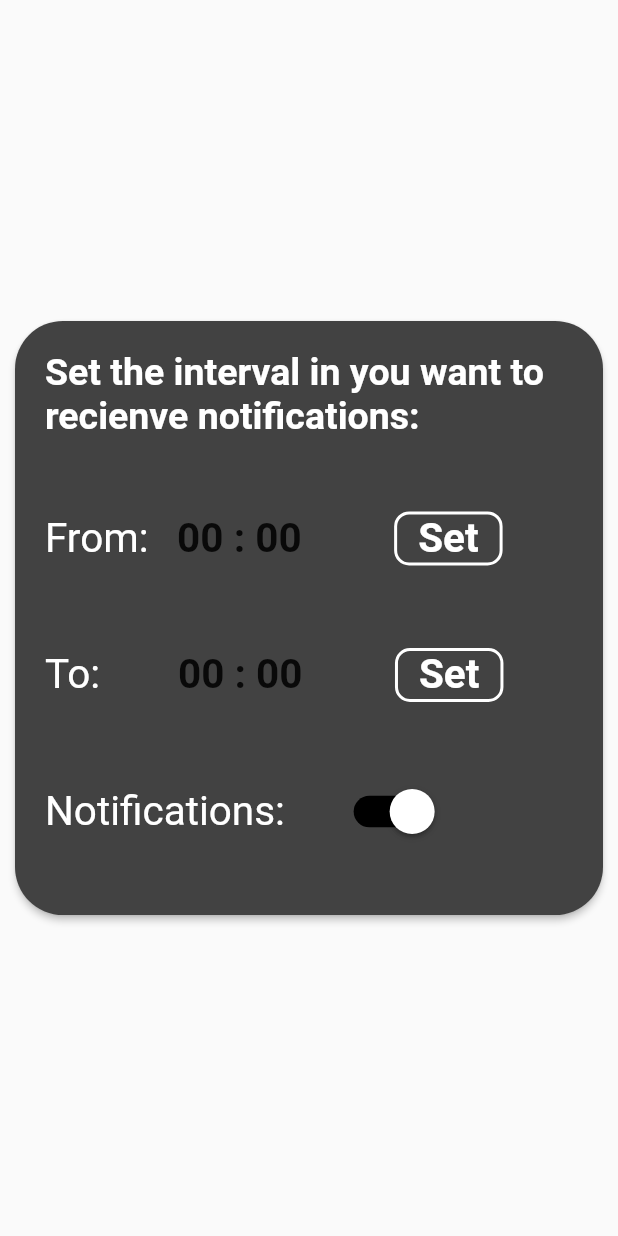
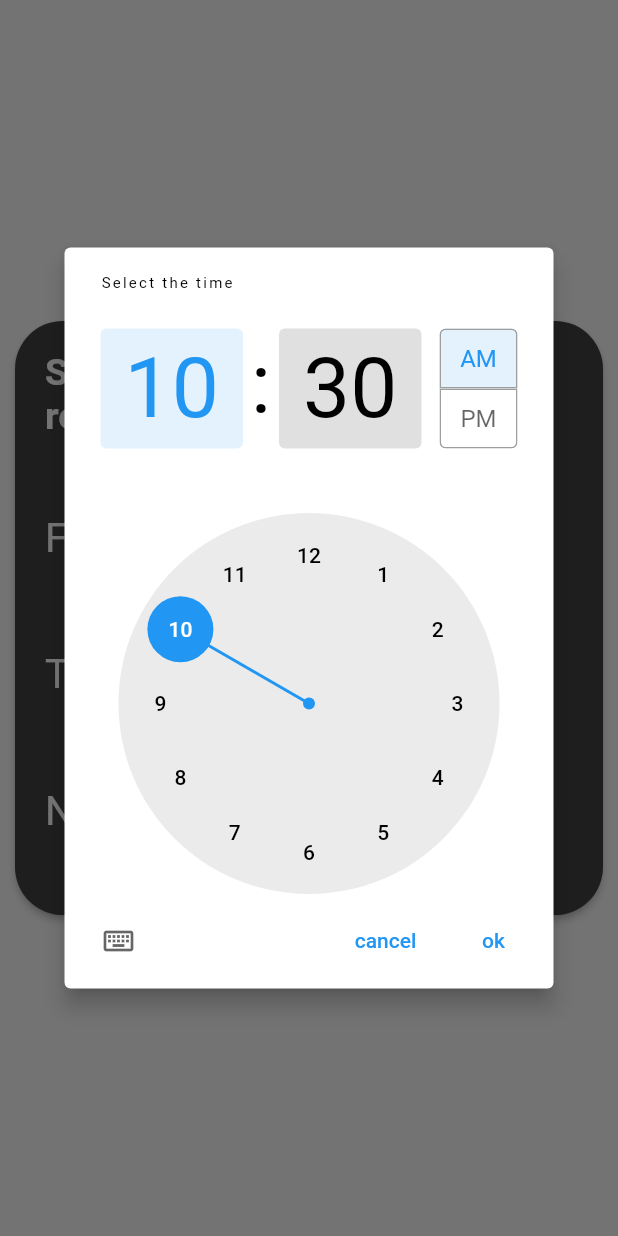
Before and after one commit to lonelygamer01/Stay_in_Shape, a Flutter app: the WaterNotificationPopupCard widget shown alone on an empty page, opened directly, after a tap on "Set", on a phone screen of 412 x 824 dp. Run offline on Flutter 3.47's test engine with Material 2 defaults, Android fonts, the phone set to English and light mode, and no system bars; our stand-ins replace animated_text_kit.

Commit message:
updated timepicker

```diff
--- a/lib/Popup_and_Notification.dart
+++ b/lib/Popup_and_Notification.dart
@@ -120,12 +120,14 @@ class _WaterNotificationPopupCardState
                           color: Colors.white,
                         )),
                     SizedBox(width: width * 0.03),
-                    Text('00 : 00',
+                    Text("${selectedTime.hour}:${selectedTime.minute}",
                         style: TextStyle(
                             fontSize: 27, fontWeight: FontWeight.bold)),
                     SizedBox(width: width * 0.15),
                     OutlinedButton(
-                      onPressed: () {},
+                      onPressed: () {
+                        _selectTime(context);
+                      },
                       style: OutlinedButton.styleFrom(
                           shape: RoundedRectangleBorder(
                               borderRadius: BorderRadius.circular(10)),
@@ -152,12 +154,14 @@ class _WaterNotificationPopupCardState
                           color: Colors.white,
                         )),
                     SizedBox(width: width * 0.11),
-                    Text('00 : 00',
+                    Text("${selectedTime.hour}:${selectedTime.minute}",
                         style: TextStyle(
                             fontSize: 27, fontWeight: FontWeight.bold)),
                     SizedBox(width: width * 0.15),
                     OutlinedButton(
-                      onPressed: () {},
+                      onPressed: () {
+                        _selectTime(context);
+                      },
                       style: OutlinedButton.styleFrom(
                           shape: RoundedRectangleBorder(
                               borderRadius: BorderRadius.circular(10)),
```
